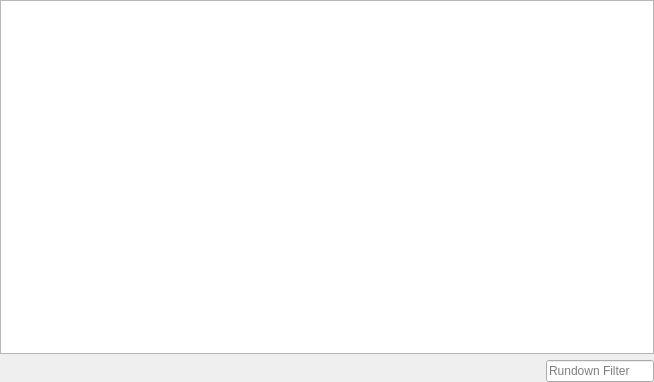
Old version of the form trunk/Widgets/Rundown/RundownWidget.ui in the repository cambell-prince/casparcg-client.
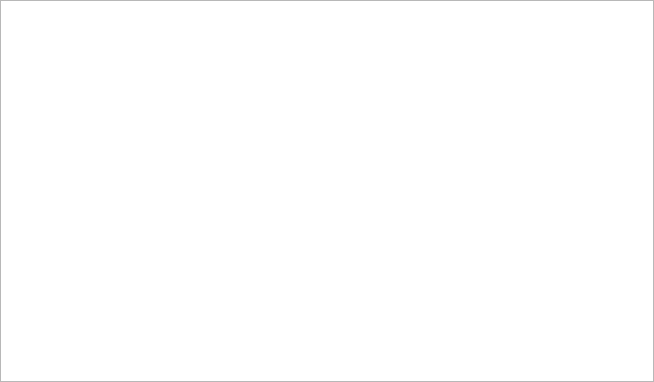
New version of the form.

Diff of the .ui file:
```diff
--- a/trunk/Widgets/Rundown/RundownWidget.ui
+++ b/trunk/Widgets/Rundown/RundownWidget.ui
@@ -59,80 +59,6 @@
      </column>
     </widget>
    </item>
-   <item>
-    <spacer name="verticalSpacer1">
-     <property name="orientation">
-      <enum>Qt::Vertical</enum>
-     </property>
-     <property name="sizeType">
-      <enum>QSizePolicy::Fixed</enum>
-     </property>
-     <property name="sizeHint" stdset="0">
-      <size>
-       <width>20</width>
-       <height>6</height>
-      </size>
-     </property>
-    </spacer>
-   </item>
-   <item>
-    <layout class="QHBoxLayout" name="horizontalLayout">
-     <property name="spacing">
-      <number>6</number>
-     </property>
-     <property name="sizeConstraint">
-      <enum>QLayout::SetDefaultConstraint</enum>
-     </property>
-     <item>
-      <spacer name="horizontalSpacer">
-       <property name="orientation">
-        <enum>Qt::Horizontal</enum>
-       </property>
-       <property name="sizeHint" stdset="0">
-        <size>
-         <width>40</width>
-         <height>20</height>
-        </size>
-       </property>
-      </spacer>
-     </item>
-     <item>
-      <spacer name="verticalSpacer2">
-       <property name="orientation">
-        <enum>Qt::Vertical</enum>
-       </property>
-       <property name="sizeType">
-        <enum>QSizePolicy::Fixed</enum>
-       </property>
-       <property name="sizeHint" stdset="0">
-        <size>
-         <width>20</width>
-         <height>22</height>
-        </size>
-       </property>
-      </spacer>
-     </item>
-     <item>
-      <widget class="QLineEdit" name="lineEditFilter">
-       <property name="sizePolicy">
-        <sizepolicy hsizetype="Fixed" vsizetype="Fixed">
-         <horstretch>0</horstretch>
-         <verstretch>0</verstretch>
-        </sizepolicy>
-       </property>
-       <property name="minimumSize">
-        <size>
-         <width>0</width>
-         <height>22</height>
-        </size>
-       </property>
-       <property name="placeholderText">
-        <string>Rundown Filter</string>
-       </property>
-      </widget>
-     </item>
-    </layout>
-   </item>
   </layout>
  </widget>
  <resources/>
```
Left out of the diff: 16 changed lines with no effect on the pictures.
